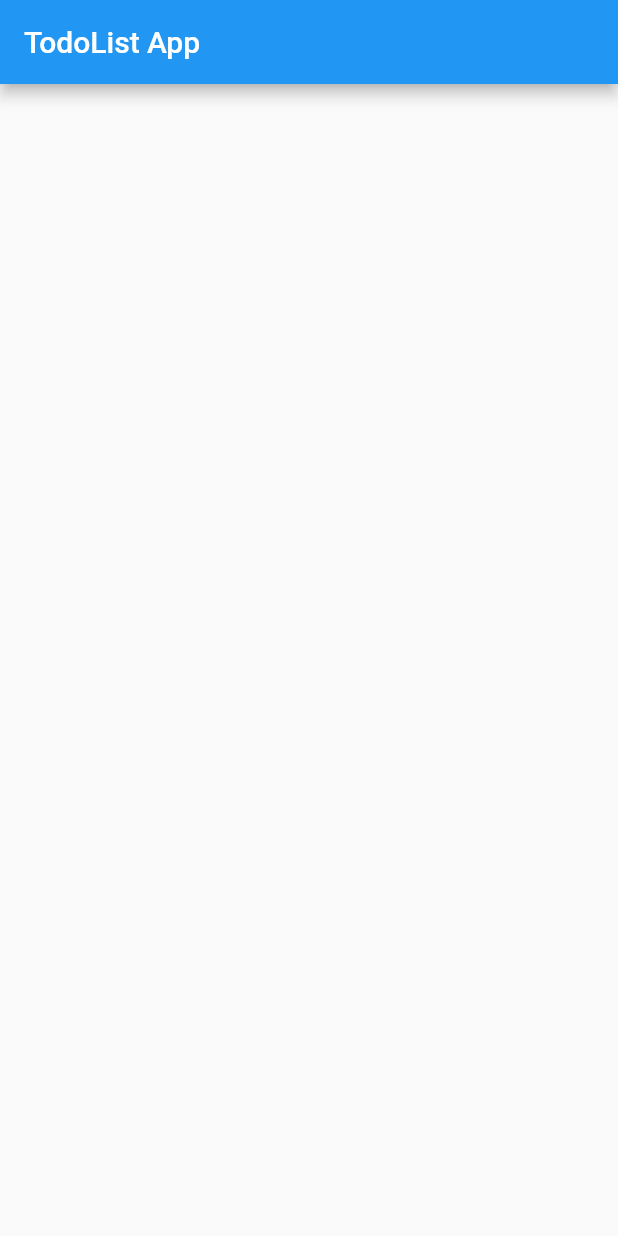
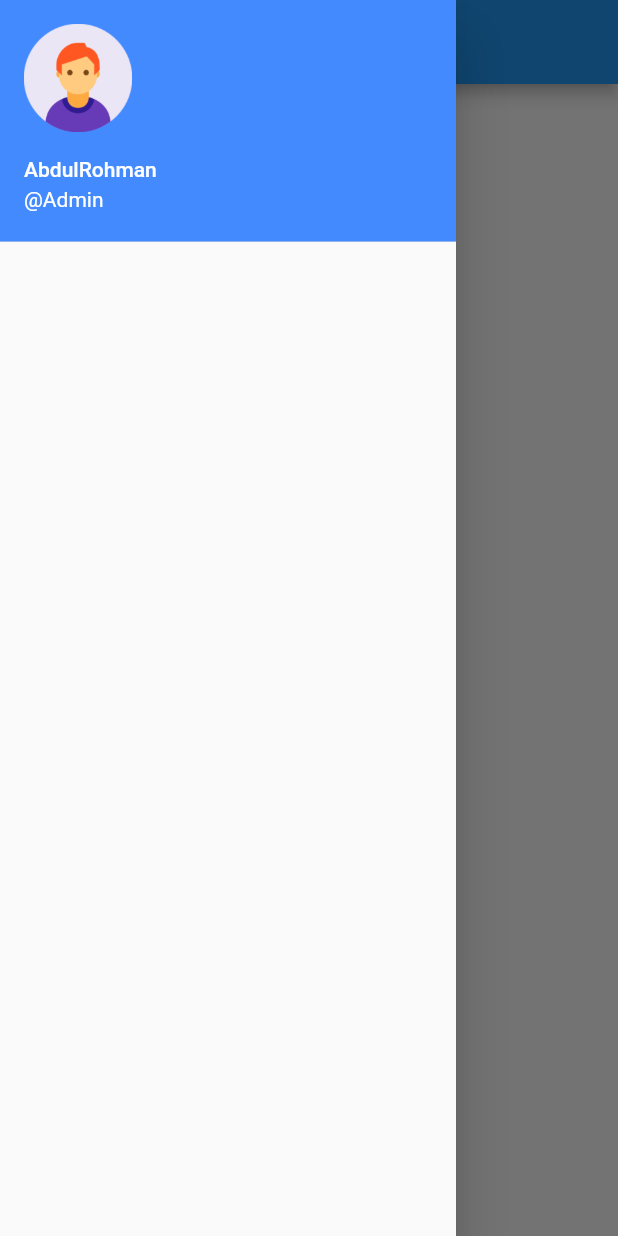
Before and after one commit to ab-rohman/flutter_todo_sqflite, a Flutter app: the screen it shows after launch, with the side drawer open (before the commit the screen has no drawer), on a phone screen of 412 x 824 dp. Run offline on Flutter 3.47's test engine with Material 2 defaults, Android fonts, the phone set to English and light mode, and no system bars.

Commit message:
add profile drawer

```diff
--- /dev/null
+++ b/lib/helper/drawer_navigation.dart
@@ -0,0 +1,28 @@
+import 'package:flutter/material.dart';
+
+class DrawerNavigation extends StatefulWidget {
+  const DrawerNavigation({Key? key}) : super(key: key);
+
+  @override
+  _DrawerNavigationState createState() => _DrawerNavigationState();
+}
+
+class _DrawerNavigationState extends State<DrawerNavigation> {
+  @override
+  Widget build(BuildContext context) {
+    return Container(
+      child: Drawer(
+        child: ListView(
+          children: [
+            UserAccountsDrawerHeader(
+              currentAccountPicture: Image.asset("assets/images/avatar.png"),
+              accountName: Text("AbdulRohman"),
+              accountEmail: Text("@Admin"),
+              decoration: BoxDecoration(color: Colors.blueAccent),
+            ),
+          ],
+        ),
+      ),
+    );
+  }
+}
--- a/lib/screen/home_screen.dart
+++ b/lib/screen/home_screen.dart
@@ -1,4 +1,5 @@
 import 'package:flutter/material.dart';
+import 'package:flutter_todo_sqflite/helper/drawer_navigation.dart';
 
 class HomeScreen extends StatefulWidget {
   const HomeScreen({Key? key}) : super(key: key);
@@ -14,6 +15,7 @@ class _HomeScreenState extends State<HomeScreen> {
       appBar: AppBar(
         title: Text("TodoList App"),
       ),
+      drawer: DrawerNavigation(),
     );
   }
 }
--- a/pubspec.yaml
+++ b/pubspec.yaml
@@ -58,9 +58,8 @@ flutter:
   uses-material-design: true
 
   # To add assets to your application, add an assets section, like this:
-  # assets:
-  #   - images/a_dot_burr.jpeg
-  #   - images/a_dot_ham.jpeg
+  assets:
+    - assets/images/avatar.png
 
   # An image asset can refer to one or more resolution-specific "variants", see
   # https://flutter.dev/assets-and-images/#resolution-aware.
```
Also changed, not shown: assets/images/avatar.png (added).
